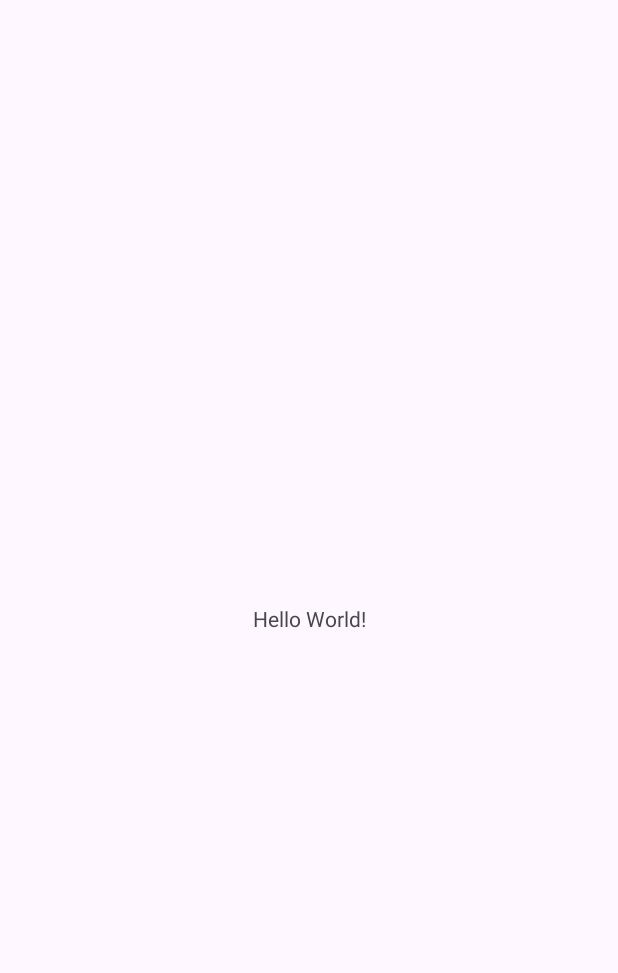
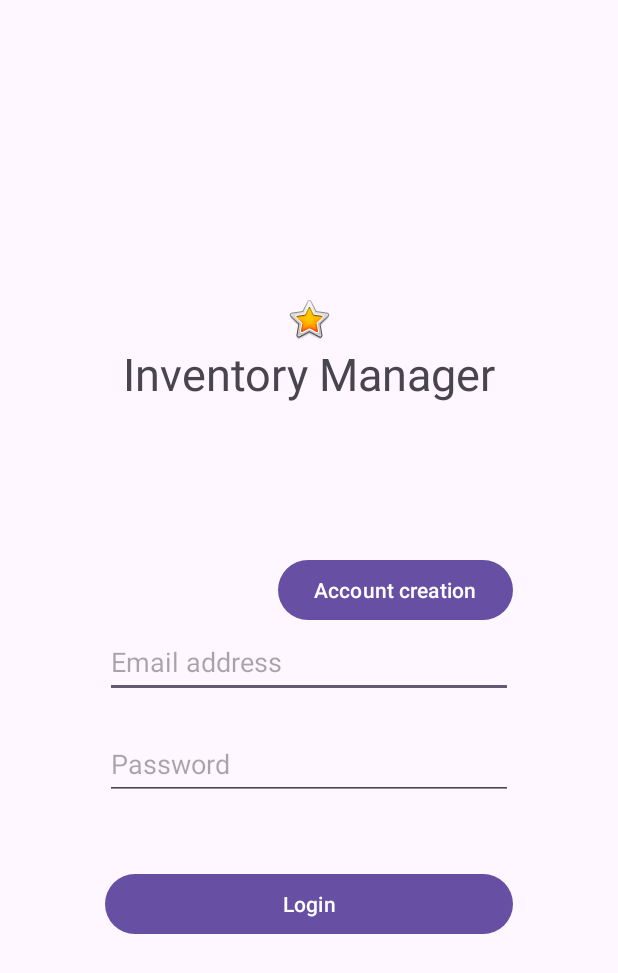
Before and after one commit to Vezna14/Inventaire-android, an Android app: the screen it shows after launch (MainActivity), on a phone screen of 412 x 824 dp. Before the commit the part shown is almost empty. Shown: the top 973 px of the screen. Run offline under Robolectric (Android 15) with nearby library versions, the phone set to English and light mode, and no system bars.

Commit message:
layout main (login) + dépendance room etc... + fun gotoRegisteractivity()

```diff
--- a/app/src/main/res/layout/activity_main.xml
+++ b/app/src/main/res/layout/activity_main.xml
@@ -1,18 +1,68 @@
 <?xml version="1.0" encoding="utf-8"?>
-<androidx.constraintlayout.widget.ConstraintLayout xmlns:android="http://schemas.android.com/apk/res/android"
+<LinearLayout xmlns:android="http://schemas.android.com/apk/res/android"
     xmlns:app="http://schemas.android.com/apk/res-auto"
     xmlns:tools="http://schemas.android.com/tools"
     android:layout_width="match_parent"
     android:layout_height="match_parent"
-    tools:context=".MainActivity">
+    android:gravity="center"
+    android:orientation="vertical"
+    tools:context=".MainActivity"
+    android:padding="70dp">
+
+
+    <ImageView
+        android:id="@+id/iv_children_logo"
+        android:layout_width="match_parent"
+        android:layout_height="wrap_content"
+        android:src="@android:drawable/btn_star_big_on"
+        android:contentDescription="@string/logo_de_l_appli"/>
 
     <TextView
         android:layout_width="wrap_content"
         android:layout_height="wrap_content"
-        android:text="Hello World!"
-        app:layout_constraintBottom_toBottomOf="parent"
-        app:layout_constraintEnd_toEndOf="parent"
-        app:layout_constraintStart_toStartOf="parent"
-        app:layout_constraintTop_toTopOf="parent" />
+        android:layout_marginBottom="100dp"
+        android:text="@string/inventory_manager"
+        android:textSize="30sp" />
 
-</androidx.constraintlayout.widget.ConstraintLayout>
+
+    <!-- Button create account -->
+    <Button
+        android:id="@+id/btn_createAccount_mainActivity"
+        android:layout_width="wrap_content"
+        android:layout_height="wrap_content"
+        android:layout_gravity="right"
+        android:onClick="mainLayoutClickEvent"
+        android:text="@string/account_creation"/>
+
+    <!-- Login -->
+
+    <EditText
+        android:id="@+id/et_email_main"
+        android:inputType="textEmailAddress"
+        android:layout_width="match_parent"
+        android:layout_height="wrap_content"
+        android:layout_marginBottom="20sp"
+        android:hint="@string/email_address"
+        android:minHeight="48dp"/>
+
+    <!-- password -->
+
+    <EditText
+        android:id="@+id/et_password_main"
+        android:layout_width="match_parent"
+        android:layout_height="wrap_content"
+        android:layout_marginBottom="20sp"
+        android:inputType="textPassword"
+        android:hint="@string/password"
+        android:minHeight="48dp"/>
+
+    <Button
+        android:id="@+id/btn_login_mainActivity"
+        android:layout_width="match_parent"
+        android:layout_height="wrap_content"
+        android:onClick="mainLayoutClickEvent"
+        android:text="@string/login"
+        android:layout_marginTop="25dp"/>
+
+
+</LinearLayout>
--- a/app/src/main/res/values/strings.xml
+++ b/app/src/main/res/values/strings.xml
@@ -7,4 +7,7 @@
     <string name="logo_de_l_appli">Logo de L\'appli</string>
     <string name="password">Password</string>
     <string name="email_address">Email address</string>
+    <string name="login">Login</string>
+    <string name="create_account">Create account</string>
+    <string name="account_creation">Account creation</string>
 </resources>
```
Also changed, not shown: app/build.gradle (+35 -4 lines), app/src/main/java/be/heh/pfa/MainActivity.kt (+35 -0 lines), build.gradle (+16 -1 lines).
